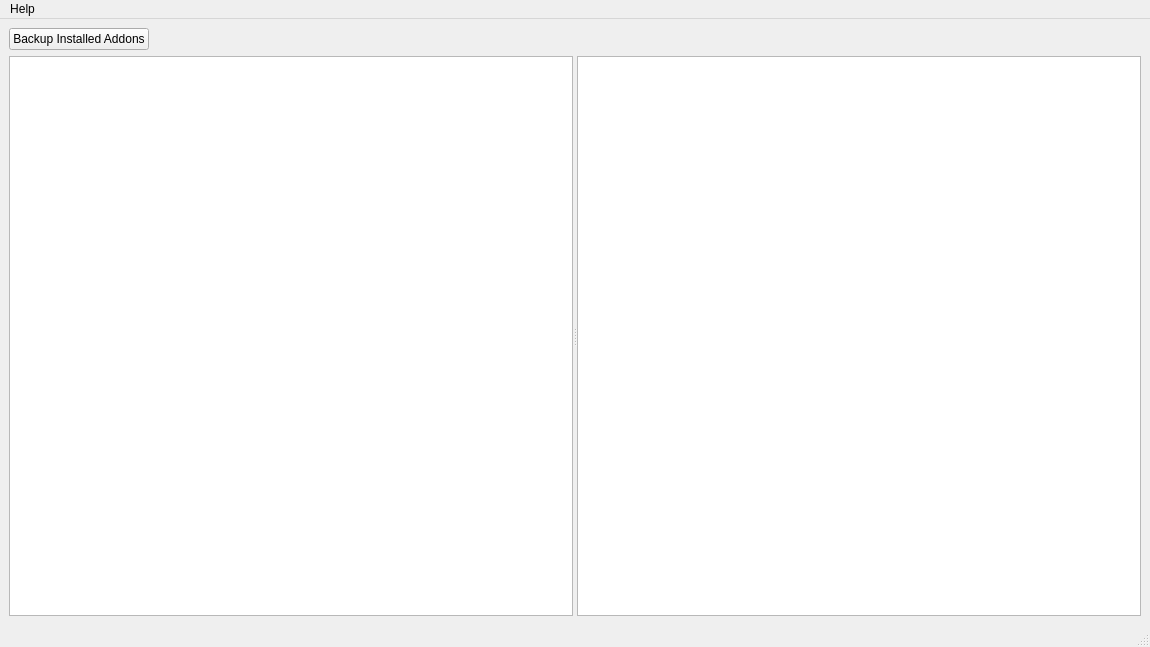
Qt form mainwindow.ui (darthtenebrus/linion) before a commit.
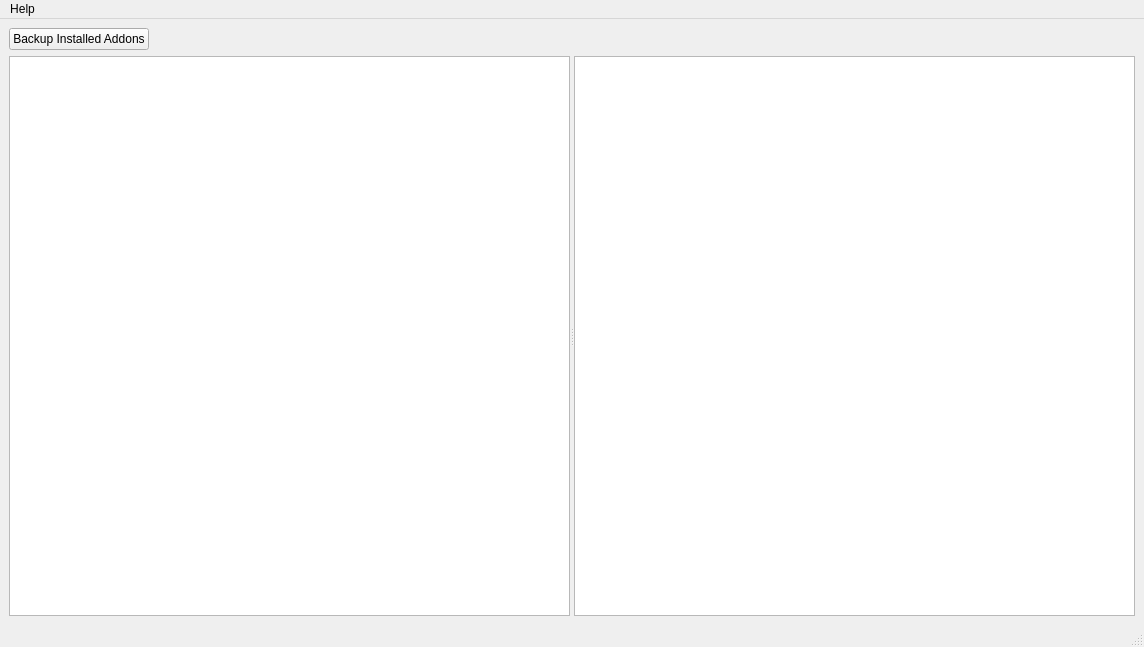
The same form after that commit. Icons and pictures are not drawn.

Commit message: window sizes fix

What changed in the file:
```diff
--- a/mainwindow.ui
+++ b/mainwindow.ui
@@ -6,7 +6,7 @@
    <rect>
     <x>0</x>
     <y>0</y>
-    <width>1150</width>
+    <width>1144</width>
     <height>647</height>
    </rect>
   </property>
@@ -68,13 +68,31 @@
       </property>
       <widget class="QListView" name="addonListView">
        <property name="sizePolicy">
-        <sizepolicy hsizetype="Expanding" vsizetype="Expanding">
+        <sizepolicy hsizetype="Preferred" vsizetype="Expanding">
          <horstretch>0</horstretch>
          <verstretch>0</verstretch>
         </sizepolicy>
        </property>
+       <property name="minimumSize">
+        <size>
+         <width>300</width>
+         <height>0</height>
+        </size>
+       </property>
+       <property name="maximumSize">
+        <size>
+         <width>600</width>
+         <height>16777215</height>
+        </size>
+       </property>
       </widget>
       <widget class="QTextBrowser" name="descriptionView">
+       <property name="minimumSize">
+        <size>
+         <width>300</width>
+         <height>0</height>
+        </size>
+       </property>
        <property name="html">
         <string notr="true">&lt;!DOCTYPE HTML PUBLIC &quot;-//W3C//DTD HTML 4.0//EN&quot; &quot;http://www.w3.org/TR/REC-html40/strict.dtd&quot;&gt;
 &lt;html&gt;&lt;head&gt;&lt;meta name=&quot;qrichtext&quot; content=&quot;1&quot; /&gt;&lt;style type=&quot;text/css&quot;&gt;
@@ -92,7 +110,7 @@
     <rect>
      <x>0</x>
      <y>0</y>
-     <width>1150</width>
+     <width>1144</width>
      <height>32</height>
     </rect>
    </property>
```
The commit also changes 1 other file.
